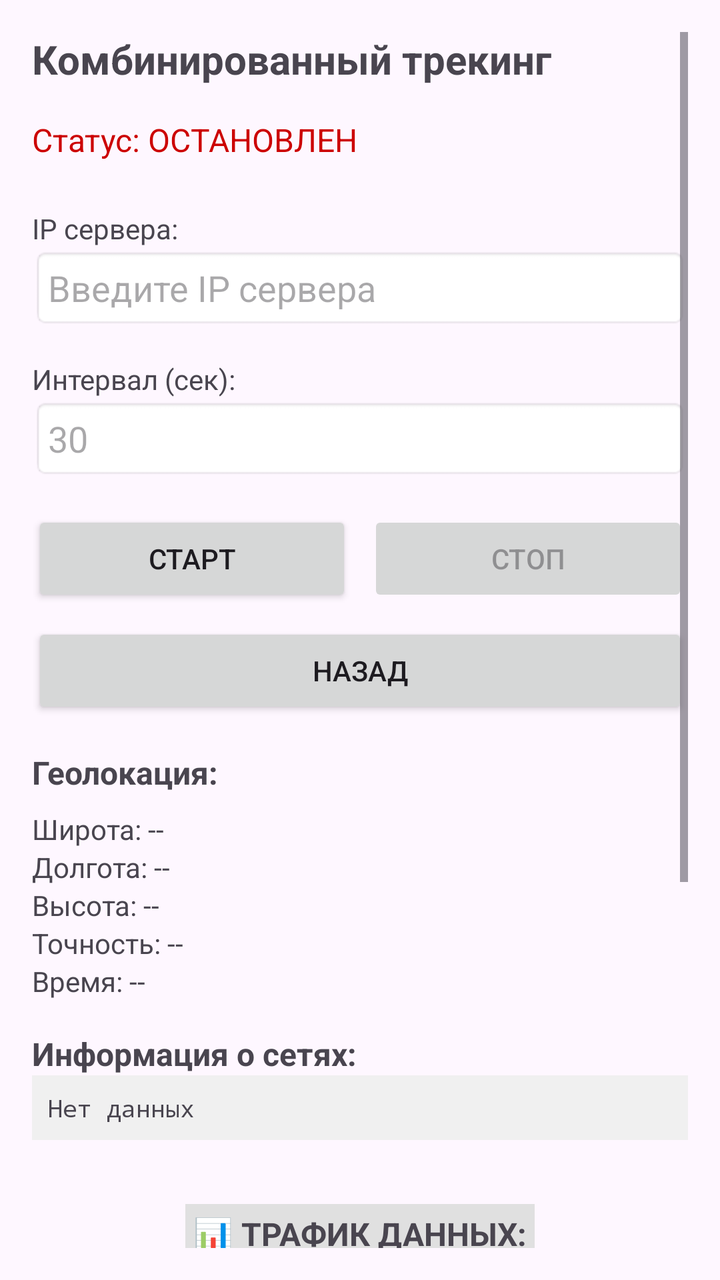
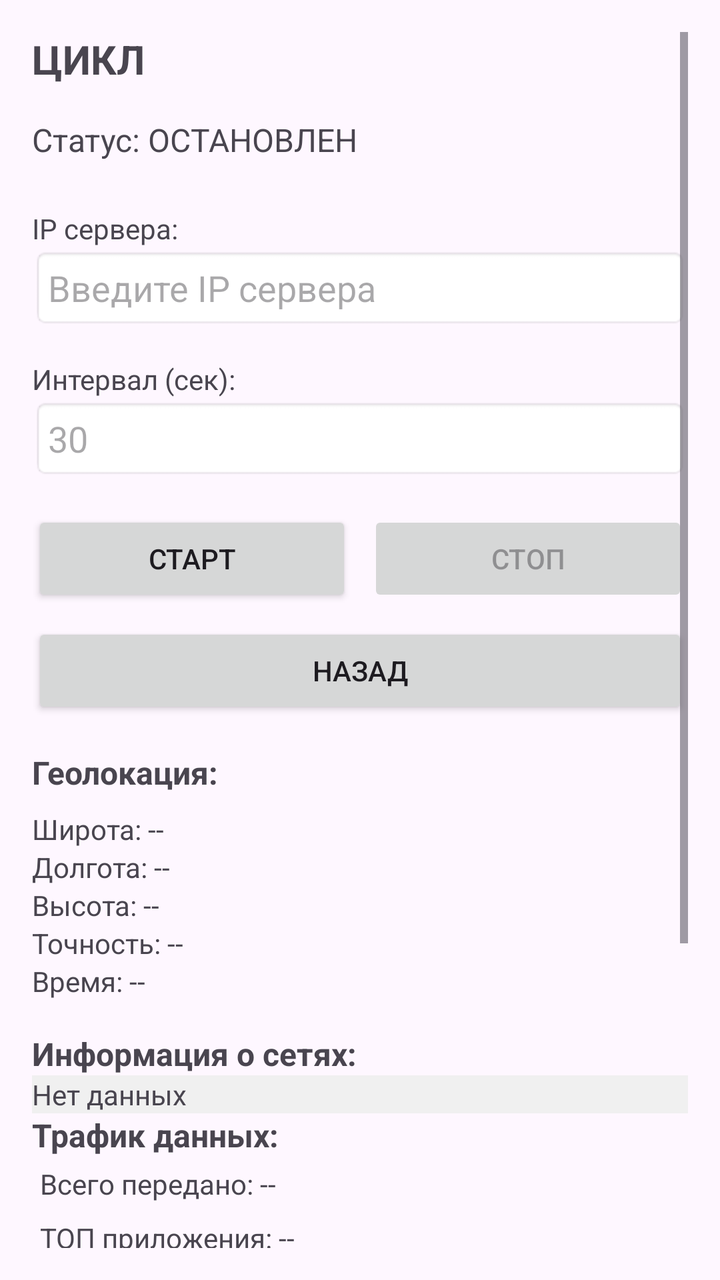

Screens rendered from an Android XML layout before and after an edit, with the pre-edit source and the edit as a unified diff.
<!-- AndroidManifest.xml: application theme Theme.Android_something -->
<!-- res/layout/activity_cycle.xml -->
<?xml version="1.0" encoding="utf-8"?>
<androidx.constraintlayout.widget.ConstraintLayout
    xmlns:android="http://schemas.android.com/apk/res/android"
    xmlns:app="http://schemas.android.com/apk/res-auto"
    xmlns:tools="http://schemas.android.com/tools"
    android:id="@+id/main"
    android:layout_width="match_parent"
    android:layout_height="match_parent"
    tools:context=".CycleActivity">

    <ScrollView
        android:layout_width="match_parent"
        android:layout_height="match_parent"
        android:padding="16dp"
        app:layout_constraintTop_toTopOf="parent"
        app:layout_constraintStart_toStartOf="parent">

        <LinearLayout
            android:layout_width="match_parent"
            android:layout_height="wrap_content"
            android:orientation="vertical">

            <TextView
                android:layout_width="wrap_content"
                android:layout_height="wrap_content"
                android:text="Комбинированный трекинг"
                android:textSize="20sp"
                android:textStyle="bold"
                android:layout_marginBottom="16dp"/>

            <TextView
                android:id="@+id/tvStatus"
                android:layout_width="wrap_content"
                android:layout_height="wrap_content"
                android:text="Статус: ОСТАНОВЛЕН"
                android:textColor="@android:color/holo_red_dark"
                android:textSize="16sp"
                android:layout_marginBottom="16dp"/>

            <TextView
                android:layout_width="wrap_content"
                android:layout_height="wrap_content"
                android:text="IP сервера:"
                android:textSize="14sp"
                android:layout_marginTop="8dp"/>

            <EditText
                android:id="@+id/etServerIp"
                android:layout_width="match_parent"
                android:layout_height="wrap_content"
                android:hint="Введите IP сервера"
                android:inputType="phone"
                android:padding="8dp"
                android:background="@android:drawable/editbox_background"
                android:layout_marginBottom="8dp"/>

            <TextView
                android:layout_width="wrap_content"
                android:layout_height="wrap_content"
                android:text="Интервал (сек):"
                android:textSize="14sp"
                android:layout_marginTop="8dp"/>

            <EditText
                android:id="@+id/etInterval"
                android:layout_width="match_parent"
                android:layout_height="wrap_content"
                android:hint="30"
                android:inputType="number"
                android:padding="8dp"
                android:background="@android:drawable/editbox_background"
                android:layout_marginBottom="16dp"/>

            <LinearLayout
                android:layout_width="match_parent"
                android:layout_height="wrap_content"
                android:orientation="horizontal"
                android:gravity="center">

                <Button
                    android:id="@+id/btnStartTracking"
                    android:layout_width="0dp"
                    android:layout_height="wrap_content"
                    android:layout_weight="1"
                    android:text="Старт"
                    android:layout_marginEnd="8dp"/>

                <Button
                    android:id="@+id/btnStopTracking"
                    android:layout_width="0dp"
                    android:layout_height="wrap_content"
                    android:layout_weight="1"
                    android:text="Стоп"
                    android:enabled="false"/>

            </LinearLayout>

            <Button
                android:id="@+id/btnBack"
                android:layout_width="match_parent"
                android:layout_height="wrap_content"
                android:text="Назад"
                android:layout_marginTop="8dp"/>

            <TextView
                android:layout_width="wrap_content"
                android:layout_height="wrap_content"
                android:text="Геолокация:"
                android:textSize="16sp"
                android:textStyle="bold"
                android:layout_marginTop="16dp"/>

            <TextView
                android:id="@+id/tvLatitude"
                android:layout_width="wrap_content"
                android:layout_height="wrap_content"
                android:text="Широта: --"
                android:layout_marginTop="8dp"/>

            <TextView
                android:id="@+id/tvLongitude"
                android:layout_width="wrap_content"
                android:layout_height="wrap_content"
                android:text="Долгота: --"/>

            <TextView
                android:id="@+id/tvAltitude"
                android:layout_width="wrap_content"
                android:layout_height="wrap_content"
                android:text="Высота: --"/>

            <TextView
                android:id="@+id/tvAccuracy"
                android:layout_width="wrap_content"
                android:layout_height="wrap_content"
                android:text="Точность: --"/>

            <TextView
                android:id="@+id/tvLocationTime"
                android:layout_width="wrap_content"
                android:layout_height="wrap_content"
                android:text="Время: --"
                android:layout_marginBottom="16dp"/>

            <TextView
                android:layout_width="wrap_content"
                android:layout_height="wrap_content"
                android:text="Информация о сетях:"
                android:textSize="16sp"
                android:textStyle="bold"/>

            <TextView
                android:id="@+id/tvCellInfo"
                android:layout_width="match_parent"
                android:layout_height="wrap_content"
                android:text="Нет данных"
                android:padding="8dp"
                android:background="#f0f0f0"
                android:layout_marginBottom="16dp"
                android:textSize="12sp"
                android:typeface="monospace" />

            

            
            <TextView
                android:layout_width="wrap_content"
                android:layout_height="wrap_content"
                android:text="📊 ТРАФИК ДАННЫХ:"
                android:textSize="16sp"
                android:textStyle="bold"
                android:background="#e0e0e0"
                android:padding="4dp"
                android:layout_marginTop="16dp"
                android:layout_marginBottom="8dp"
                android:layout_gravity="center_horizontal"/>

            <TextView
                android:id="@+id/tvTotalTraffic"
                android:layout_width="match_parent"
                android:layout_height="wrap_content"
                android:text="Всего передано: --"
                android:padding="4dp"/>

            <TextView
                android:id="@+id/tvTopApps"
                android:layout_width="match_parent"
                android:layout_height="wrap_content"
                android:text="ТОП приложения: --"
                android:padding="4dp"
                android:maxLines="5"
                android:ellipsize="end"/>

            <TextView
                android:layout_width="wrap_content"
                android:layout_height="wrap_content"
                android:text="Лог:"
                android:textSize="16sp"
                android:textStyle="bold"/>

            <ScrollView
                android:id="@+id/scrollViewLog"
                android:layout_width="match_parent"
                android:layout_height="200dp"
                android:background="#f0f0f0"
                android:padding="8dp">

                <TextView
                    android:id="@+id/tvLog"
                    android:layout_width="wrap_content"
                    android:layout_height="wrap_content"
                    android:text="Лог сообщений..."
                    android:textSize="12sp"/>
            </ScrollView>

        </LinearLayout>
    </ScrollView>

</androidx.constraintlayout.widget.ConstraintLayout>
<!-- resources referenced by this layout -->
<resources>
  <style name="Theme.Android_something" parent="Base.Theme.Android_something" />
  <style name="Base.Theme.Android_something" parent="Theme.Material3.DayNight.NoActionBar">
          
          
      </style>
</resources>

<!-- the commit's change to res/layout/activity_cycle.xml (unified diff, before → after) -->
@@ -23,7 +23,7 @@
             <TextView
                 android:layout_width="wrap_content"
                 android:layout_height="wrap_content"
-                android:text="Комбинированный трекинг"
+                android:text="ЦИКЛ"
                 android:textSize="20sp"
                 android:textStyle="bold"
                 android:layout_marginBottom="16dp"/>
@@ -33,7 +33,6 @@
                 android:layout_width="wrap_content"
                 android:layout_height="wrap_content"
                 android:text="Статус: ОСТАНОВЛЕН"
-                android:textColor="@android:color/holo_red_dark"
                 android:textSize="16sp"
                 android:layout_marginBottom="16dp"/>
 
@@ -154,26 +153,15 @@
                 android:layout_width="match_parent"
                 android:layout_height="wrap_content"
                 android:text="Нет данных"
-                android:padding="8dp"
-                android:background="#f0f0f0"
-                android:layout_marginBottom="16dp"
-                android:textSize="12sp"
-                android:typeface="monospace" />
-
-            
-
-            
-            <TextView
-                android:layout_width="wrap_content"
-                android:layout_height="wrap_content"
-                android:text="📊 ТРАФИК ДАННЫХ:"
-                android:textSize="16sp"
-                android:textStyle="bold"
-                android:background="#e0e0e0"
-                android:padding="4dp"
-                android:layout_marginTop="16dp"
-                android:layout_marginBottom="8dp"
-                android:layout_gravity="center_horizontal"/>
+                android:background="#f0f0f0" />
+
+
+            <TextView
+                android:layout_width="wrap_content"
+                android:layout_height="wrap_content"
+                android:text="Трафик данных:"
+                android:textSize="16sp"
+                android:textStyle="bold"/>
 
             <TextView
                 android:id="@+id/tvTotalTraffic"
